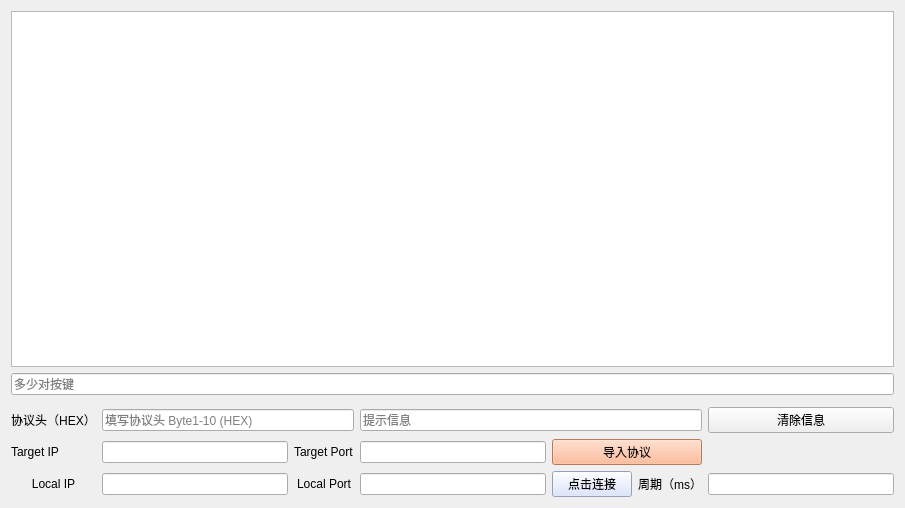
Above: KCTS/ui.ui from learniuH/work before the change. Below: the same form after it.
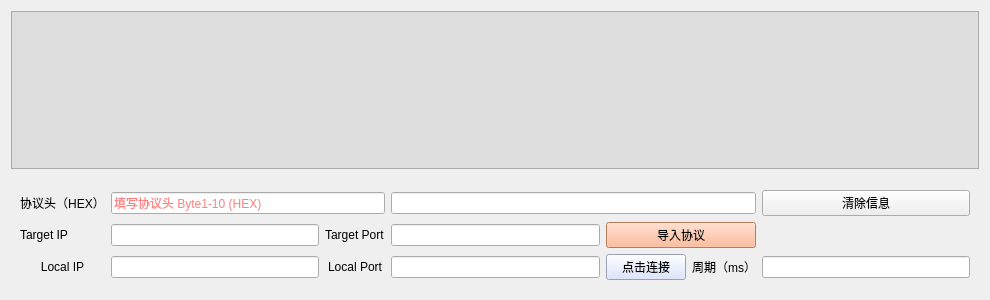
That is the form after the change.

```diff
--- a/KCTS/ui.ui
+++ b/KCTS/ui.ui
@@ -6,21 +6,186 @@
    <rect>
     <x>0</x>
     <y>0</y>
-    <width>905</width>
-    <height>508</height>
+    <width>990</width>
+    <height>300</height>
    </rect>
   </property>
+  <property name="palette">
+   <palette>
+    <active>
+     <colorrole role="PlaceholderText">
+      <brush brushstyle="SolidPattern">
+       <color alpha="128">
+        <red>255</red>
+        <green>0</green>
+        <blue>0</blue>
+       </color>
+      </brush>
+     </colorrole>
+    </active>
+    <inactive>
+     <colorrole role="PlaceholderText">
+      <brush brushstyle="SolidPattern">
+       <color alpha="128">
+        <red>255</red>
+        <green>0</green>
+        <blue>0</blue>
+       </color>
+      </brush>
+     </colorrole>
+    </inactive>
+    <disabled>
+     <colorrole role="PlaceholderText">
+      <brush brushstyle="SolidPattern">
+       <color alpha="128">
+        <red>255</red>
+        <green>0</green>
+        <blue>0</blue>
+       </color>
+      </brush>
+     </colorrole>
+    </disabled>
+   </palette>
+  </property>
   <property name="windowTitle">
    <string>OU Simulator</string>
   </property>
-  <layout class="QVBoxLayout" name="verticalLayout_5">
+  <property name="styleSheet">
+   <string notr="true"/>
+  </property>
+  <layout class="QVBoxLayout" name="verticalLayout_5" stretch="2,15,0">
    <item>
-    <widget class="QTextEdit" name="textEdit"/>
-   </item>
-   <item>
-    <widget class="QLineEdit" name="num_lineEdit">
+    <widget class="QTextEdit" name="raw_message_textEdit">
+     <property name="palette">
+      <palette>
+       <active>
+        <colorrole role="Button">
+         <brush brushstyle="SolidPattern">
+          <color alpha="255">
+           <red>221</red>
+           <green>221</green>
+           <blue>221</blue>
+          </color>
+         </brush>
+        </colorrole>
+        <colorrole role="Base">
+         <brush brushstyle="SolidPattern">
+          <color alpha="255">
+           <red>221</red>
+           <green>221</green>
+           <blue>221</blue>
+          </color>
+         </brush>
+        </colorrole>
+        <colorrole role="Window">
+         <brush brushstyle="SolidPattern">
+          <color alpha="255">
+           <red>221</red>
+           <green>221</green>
+           <blue>221</blue>
+          </color>
+         </brush>
+        </colorrole>
+        <colorrole role="PlaceholderText">
+         <brush brushstyle="SolidPattern">
+          <color alpha="128">
+           <red>147</red>
+           <green>0</green>
+           <blue>0</blue>
+          </color>
+         </brush>
+        </colorrole>
+       </active>
+       <inactive>
+        <colorrole role="Button">
+         <brush brushstyle="SolidPattern">
+          <color alpha="255">
+           <red>221</red>
+           <green>221</green>
+           <blue>221</blue>
+          </color>
+         </brush>
+        </colorrole>
+        <colorrole role="Base">
+         <brush brushstyle="SolidPattern">
+          <color alpha="255">
+           <red>221</red>
+           <green>221</green>
+           <blue>221</blue>
+          </color>
+         </brush>
+        </colorrole>
+        <colorrole role="Window">
+         <brush brushstyle="SolidPattern">
+          <color alpha="255">
+           <red>221</red>
+           <green>221</green>
+           <blue>221</blue>
+          </color>
+         </brush>
+        </colorrole>
+        <colorrole role="PlaceholderText">
+         <brush brushstyle="SolidPattern">
+          <color alpha="128">
+           <red>147</red>
+           <green>0</green>
+           <blue>0</blue>
+          </color>
+         </brush>
+        </colorrole>
+       </inactive>
+       <disabled>
+        <colorrole role="Button">
+         <brush brushstyle="SolidPattern">
+          <color alpha="255">
+           <red>221</red>
+           <green>221</green>
+           <blue>221</blue>
+          </color>
+         </brush>
+        </colorrole>
+        <colorrole role="Base">
+         <brush brushstyle="SolidPattern">
+          <color alpha="255">
+           <red>221</red>
+           <green>221</green>
+           <blue>221</blue>
+          </color>
+         </brush>
+        </colorrole>
+        <colorrole role="Window">
+         <brush brushstyle="SolidPattern">
+          <color alpha="255">
+           <red>221</red>
+           <green>221</green>
+           <blue>221</blue>
+          </color>
+         </brush>
+        </colorrole>
+        <colorrole role="PlaceholderText">
+         <brush brushstyle="SolidPattern">
+          <color alpha="128">
+           <red>147</red>
+           <green>0</green>
+           <blue>0</blue>
+          </color>
+         </brush>
+        </colorrole>
+       </disabled>
+      </palette>
+     </property>
+     <property name="styleSheet">
+      <string notr="true">font: 10pt &quot;幼圆&quot;;
+background-color: rgb(221, 221, 221);</string>
+     </property>
+     <property name="documentTitle">
+      <string>原始数据</string>
+     </property>
+     <property name="readOnly">
+      <bool>true</bool>
+     </property>
      <property name="placeholderText">
-      <string>多少对按键</string>
+      <string/>
      </property>
     </widget>
    </item>
@@ -50,6 +215,10 @@
     </layout>
    </item>
    <item>
+    <widget class="QWidget" name="configure" native="true">
+     <property name="styleSheet">
+      <string notr="true"/>
+     </property>
     <layout class="QGridLayout" name="gridLayout">
      <item row="1" column="0">
       <widget class="QLabel" name="target_ip_label">
@@ -63,6 +232,46 @@
      </item>
      <item row="2" column="7">
       <widget class="QLineEdit" name="sending_cycle_lineEdit">
+        <property name="palette">
+         <palette>
+          <active>
+           <colorrole role="PlaceholderText">
+            <brush brushstyle="SolidPattern">
+             <color alpha="128">
+              <red>255</red>
+              <green>0</green>
+              <blue>0</blue>
+             </color>
+            </brush>
+           </colorrole>
+          </active>
+          <inactive>
+           <colorrole role="PlaceholderText">
+            <brush brushstyle="SolidPattern">
+             <color alpha="128">
+              <red>255</red>
+              <green>0</green>
+              <blue>0</blue>
+             </color>
+            </brush>
+           </colorrole>
+          </inactive>
+          <disabled>
+           <colorrole role="PlaceholderText">
+            <brush brushstyle="SolidPattern">
+             <color alpha="128">
+              <red>255</red>
+              <green>0</green>
+              <blue>0</blue>
+             </color>
+            </brush>
+           </colorrole>
+          </disabled>
+         </palette>
+        </property>
+        <property name="styleSheet">
+         <string notr="true">font: 75 10pt &quot;Courier&quot;;</string>
+        </property>
        <property name="locale">
         <locale language="English" country="UnitedStates"/>
        </property>
@@ -86,6 +295,46 @@
      </item>
      <item row="1" column="4">
       <widget class="QLineEdit" name="target_port_lineEdit">
+        <property name="palette">
+         <palette>
+          <active>
+           <colorrole role="PlaceholderText">
+            <brush brushstyle="SolidPattern">
+             <color alpha="128">
+              <red>255</red>
+              <green>0</green>
+              <blue>0</blue>
+             </color>
+            </brush>
+           </colorrole>
+          </active>
+          <inactive>
+           <colorrole role="PlaceholderText">
+            <brush brushstyle="SolidPattern">
+             <color alpha="128">
+              <red>255</red>
+              <green>0</green>
+              <blue>0</blue>
+             </color>
+            </brush>
+           </colorrole>
+          </inactive>
+          <disabled>
+           <colorrole role="PlaceholderText">
+            <brush brushstyle="SolidPattern">
+             <color alpha="128">
+              <red>255</red>
+              <green>0</green>
+              <blue>0</blue>
+             </color>
+            </brush>
+           </colorrole>
+          </disabled>
+         </palette>
+        </property>
+        <property name="styleSheet">
+         <string notr="true">font: 75 10pt &quot;Courier&quot;;</string>
+        </property>
        <property name="locale">
         <locale language="English" country="UnitedStates"/>
        </property>
@@ -138,6 +387,9 @@
      </item>
      <item row="2" column="1">
       <widget class="QLineEdit" name="local_ip_lineEdit">
+        <property name="styleSheet">
+         <string notr="true">font: 75 10pt &quot;Courier&quot;;</string>
+        </property>
        <property name="locale">
         <locale language="English" country="UnitedStates"/>
        </property>
@@ -151,6 +403,46 @@
      </item>
      <item row="2" column="4">
       <widget class="QLineEdit" name="local_port_lineEdit">
+        <property name="palette">
+         <palette>
+          <active>
+           <colorrole role="PlaceholderText">
+            <brush brushstyle="SolidPattern">
+             <color alpha="128">
+              <red>255</red>
+              <green>0</green>
+              <blue>0</blue>
+             </color>
+            </brush>
+           </colorrole>
+          </active>
+          <inactive>
+           <colorrole role="PlaceholderText">
+            <brush brushstyle="SolidPattern">
+             <color alpha="128">
+              <red>255</red>
+              <green>0</green>
+              <blue>0</blue>
+             </color>
+            </brush>
+           </colorrole>
+          </inactive>
+          <disabled>
+           <colorrole role="PlaceholderText">
+            <brush brushstyle="SolidPattern">
+             <color alpha="128">
+              <red>255</red>
+              <green>0</green>
+              <blue>0</blue>
+             </color>
+            </brush>
+           </colorrole>
+          </disabled>
+         </palette>
+        </property>
+        <property name="styleSheet">
+         <string notr="true">font: 75 10pt &quot;Courier&quot;;</string>
+        </property>
        <property name="locale">
         <locale language="English" country="UnitedStates"/>
        </property>
@@ -174,6 +466,46 @@
      </item>
      <item row="1" column="1">
       <widget class="QLineEdit" name="target_ip_lineEdit">
+        <property name="palette">
+         <palette>
+          <active>
+           <colorrole role="PlaceholderText">
+            <brush brushstyle="SolidPattern">
+             <color alpha="128">
+              <red>255</red>
+              <green>0</green>
+              <blue>0</blue>
+             </color>
+            </brush>
+           </colorrole>
+          </active>
+          <inactive>
+           <colorrole role="PlaceholderText">
+            <brush brushstyle="SolidPattern">
+             <color alpha="128">
+              <red>255</red>
+              <green>0</green>
+              <blue>0</blue>
+             </color>
+            </brush>
+           </colorrole>
+          </inactive>
+          <disabled>
+           <colorrole role="PlaceholderText">
+            <brush brushstyle="SolidPattern">
+             <color alpha="128">
+              <red>255</red>
+              <green>0</green>
+              <blue>0</blue>
+             </color>
+            </brush>
+           </colorrole>
+          </disabled>
+         </palette>
+        </property>
+        <property name="styleSheet">
+         <string notr="true">font: 75 10pt &quot;Courier&quot;;</string>
+        </property>
        <property name="locale">
         <locale language="English" country="UnitedStates"/>
        </property>
@@ -191,6 +523,80 @@
      </item>
      <item row="0" column="4" colspan="3">
       <widget class="QLineEdit" name="tips_lineEdit">
+        <property name="maximumSize">
+         <size>
+          <width>16777215</width>
+          <height>16777215</height>
+         </size>
+        </property>
+        <property name="palette">
+         <palette>
+          <active>
+           <colorrole role="Text">
+            <brush brushstyle="SolidPattern">
+             <color alpha="255">
+              <red>255</red>
+              <green>0</green>
+              <blue>4</blue>
+             </color>
+            </brush>
+           </colorrole>
+           <colorrole role="PlaceholderText">
+            <brush brushstyle="SolidPattern">
+             <color alpha="128">
+              <red>255</red>
+              <green>0</green>
+              <blue>4</blue>
+             </color>
+            </brush>
+           </colorrole>
+          </active>
+          <inactive>
+           <colorrole role="Text">
+            <brush brushstyle="SolidPattern">
+             <color alpha="255">
+              <red>255</red>
+              <green>0</green>
+              <blue>4</blue>
+             </color>
+            </brush>
+           </colorrole>
+           <colorrole role="PlaceholderText">
+            <brush brushstyle="SolidPattern">
+             <color alpha="128">
+              <red>255</red>
+              <green>0</green>
+              <blue>4</blue>
+             </color>
+            </brush>
+           </colorrole>
+          </inactive>
+          <disabled>
+           <colorrole role="Text">
+            <brush brushstyle="SolidPattern">
+             <color alpha="255">
+              <red>120</red>
+              <green>120</green>
+              <blue>120</blue>
+             </color>
+            </brush>
+           </colorrole>
+           <colorrole role="PlaceholderText">
+            <brush brushstyle="SolidPattern">
+             <color alpha="128">
+              <red>0</red>
+              <green>0</green>
+              <blue>0</blue>
+             </color>
+            </brush>
+           </colorrole>
+          </disabled>
+         </palette>
+        </property>
+        <property name="styleSheet">
+         <string notr="true">font: 9pt &quot;幼圆&quot;;
+</string>
+        </property>
        <property name="locale">
         <locale language="English" country="UnitedStates"/>
        </property>
@@ -198,7 +604,7 @@
         <bool>true</bool>
        </property>
        <property name="placeholderText">
-        <string>提示信息</string>
+         <string/>
        </property>
       </widget>
      </item>
@@ -220,6 +626,9 @@
      </item>
      <item row="0" column="1" colspan="2">
       <widget class="QLineEdit" name="protocol_header_lineEdit">
+        <property name="styleSheet">
+         <string notr="true">font: 9pt &quot;幼圆&quot;;</string>
+        </property>
        <property name="text">
         <string/>
        </property>
@@ -232,6 +641,7 @@
       </widget>
      </item>
     </layout>
+    </widget>
    </item>
   </layout>
  </widget>
```
Left out of the diff: 3 changed lines with no effect on the pictures. Lines whose indentation alone changed are shown as unchanged.
